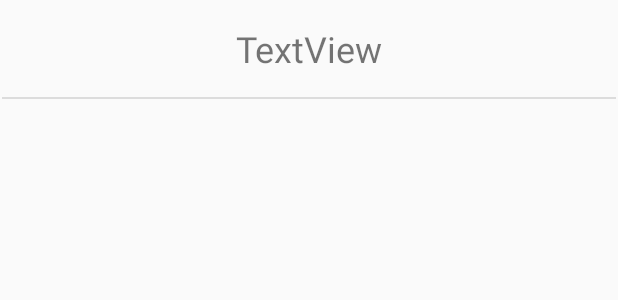
After one commit to wa451/PasswordManagerApp, an Android app: the layout title_layout.xml on its own in the app's theme, with its tools: preview values and no code run, on a phone screen of 412 x 824 dp. The commit adds this screen. Shown: the top 300 px of the screen. Run offline under Robolectric (Android 15) with nearby library versions, the phone set to English and light mode, and no system bars.

```diff
--- a/app/src/main/java/com/example/passwordmanager/MainActivity.kt
+++ b/app/src/main/java/com/example/passwordmanager/MainActivity.kt
@@ -25,6 +25,7 @@ class MainActivity : AppCompatActivity() {
         btnNew.setOnClickListener {
             val intent = Intent(this,EditActivity::class.java)
             startActivity(intent)
+
         }
     }
     override fun onStart() {
--- /dev/null
+++ b/app/src/main/res/layout/title_layout.xml
@@ -0,0 +1,27 @@
+<?xml version="1.0" encoding="utf-8"?>
+<androidx.constraintlayout.widget.ConstraintLayout xmlns:android="http://schemas.android.com/apk/res/android"
+    xmlns:app="http://schemas.android.com/apk/res-auto"
+    android:layout_width="match_parent"
+    android:layout_height="match_parent">
+
+    <TextView
+        android:id="@+id/tvTitle"
+        android:layout_width="wrap_content"
+        android:layout_height="wrap_content"
+        android:layout_marginTop="16dp"
+        android:text="TextView"
+        android:textSize="24sp"
+        app:layout_constraintEnd_toEndOf="parent"
+        app:layout_constraintStart_toStartOf="parent"
+        app:layout_constraintTop_toTopOf="parent" />
+
+    <View
+        android:id="@+id/divider"
+        android:layout_width="409dp"
+        android:layout_height="1dp"
+        android:layout_marginTop="16dp"
+        android:background="?android:attr/listDivider"
+        app:layout_constraintEnd_toEndOf="parent"
+        app:layout_constraintStart_toStartOf="parent"
+        app:layout_constraintTop_toBottomOf="@+id/tvTitle" />
+</androidx.constraintlayout.widget.ConstraintLayout>
```
Also changed, not shown: app/src/main/java/com/example/passwordmanager/CategoryAdapter.kt (+7 -0 lines), app/src/main/java/com/example/passwordmanager/SubActivity.kt (+24 -0 lines), app/src/main/java/com/example/passwordmanager/TitleAdapter.kt (added, +31 -0 lines), app/src/main/java/com/example/passwordmanager/ViewHolderTitle.kt (added, +9 -0 lines).
